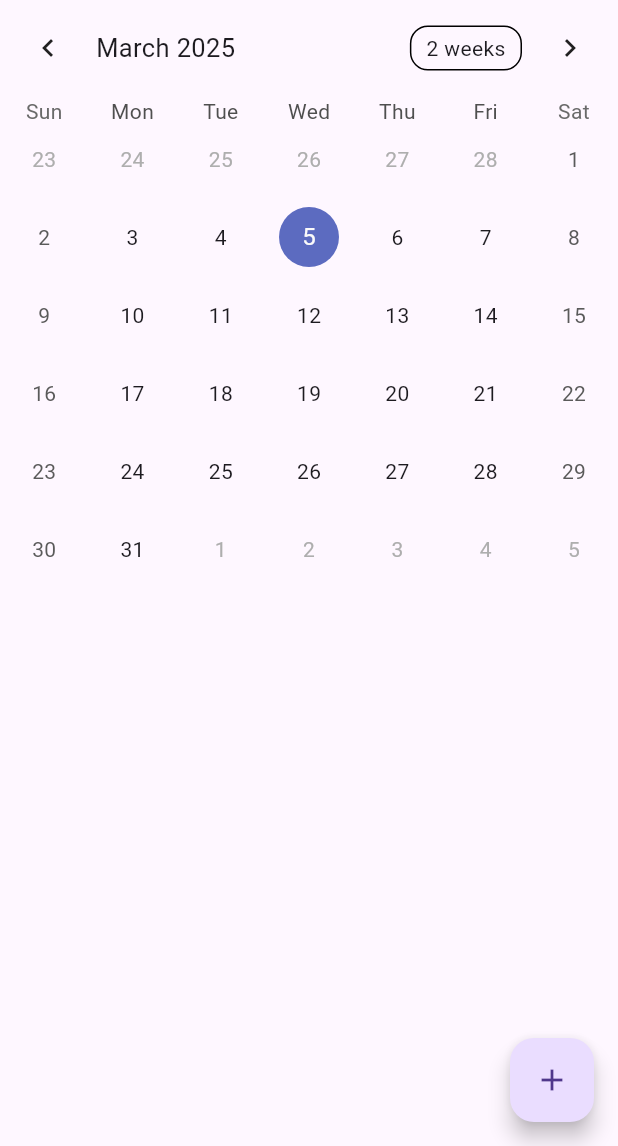
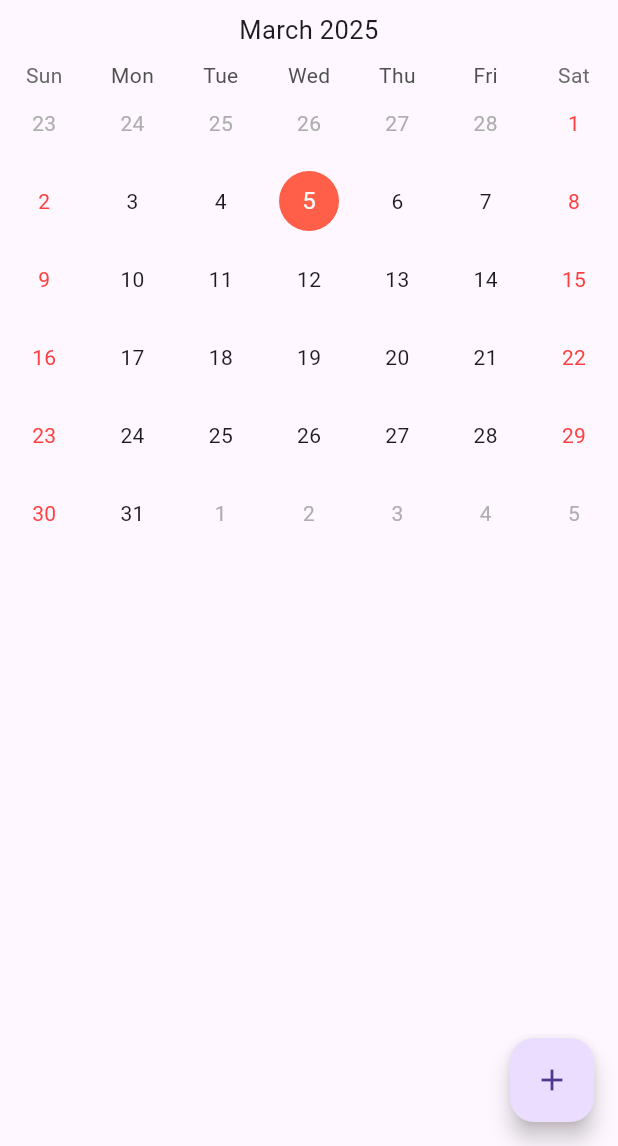
Before and after one commit to geonheey/LifeLog, a Flutter app: the screen it shows after launch, on a phone screen of 412 x 824 dp, the part 90-1236 px from its top. Run offline on Flutter 3.47's test engine with Material 3 defaults, Android fonts, the light colour scheme and no system bars; drawn by our look-alikes of table_calendar; our stand-ins replace flutter_riverpod.

Commit message:
[Feat] 캘린더 커스텀

```diff
--- a/lib/view/component/to_do_calendar.dart
+++ b/lib/view/component/to_do_calendar.dart
@@ -1,7 +1,7 @@
 import 'package:flutter/material.dart';
 import 'package:flutter_riverpod/flutter_riverpod.dart';
 import 'package:table_calendar/table_calendar.dart';
-
+import 'package:to_do_list/theme/todo_theme_color.dart';
 import '../../view_model/task_notifier.dart';
 
 class ToDoCalendar extends ConsumerWidget {
@@ -11,16 +11,62 @@ class ToDoCalendar extends ConsumerWidget {
 
   @override
   Widget build(BuildContext context, WidgetRef ref) {
+    final tasks = ref.watch(taskNotifierProvider).tasks;
+    final selectedDate = ref.watch(taskNotifierProvider).selectedDate;
+
+    print('All tasks: $tasks');
+
     return TableCalendar(
       firstDay: DateTime.utc(2010, 10, 16),
       lastDay: DateTime.utc(2030, 3, 14),
       focusedDay: DateTime.now(),
       selectedDayPredicate: (day) {
-        return isSameDay(day, ref.watch(taskNotifierProvider).selectedDate);
+        return isSameDay(day, selectedDate);
       },
+      headerStyle: HeaderStyle(
+        formatButtonVisible: false,
+        titleCentered: true,
+        leftChevronVisible: false,
+        rightChevronVisible: false,
+      ),
       onDaySelected: (selectedDay, focusedDay) {
         onDateChanged(selectedDay);
       },
+      calendarStyle: CalendarStyle(
+        todayDecoration: BoxDecoration(
+          color: TodoThemeColor.red1,
+          shape: BoxShape.circle,
+        ),
+        selectedDecoration: BoxDecoration(
+          color: TodoThemeColor.orange,
+          shape: BoxShape.circle,
+        ),
+        weekendTextStyle: TextStyle(color: TodoThemeColor.red),
+      ),
+      calendarBuilders: CalendarBuilders(
+        markerBuilder: (context, date, events) {
+          final tasksForDate = tasks.entries
+              .where((entry) => isSameDay(entry.key, date))
+              .map((entry) => entry.value)
+              .expand((taskList) => taskList)
+              .toList();
+
+          print('Tasks for $date: $tasksForDate');
+
+          if (tasksForDate.isNotEmpty) {
+            return Container(
+              width: 8.0,
+              height: 8.0,
+              decoration: const BoxDecoration(
+                color: TodoThemeColor.gray1,
+                shape: BoxShape.circle,
+              ),
+            );
+          }
+
+          return null;
+        },
+      ),
     );
   }
 }
--- a/pubspec.yaml
+++ b/pubspec.yaml
@@ -38,6 +38,7 @@ dependencies:
   table_calendar: ^3.2.0
   provider: ^6.0.5
   flutter_riverpod: ^2.0.0
+  shared_preferences: ^2.0.9
 
 
 dev_dependencies:
```
Also changed, not shown: pubspec.lock.
